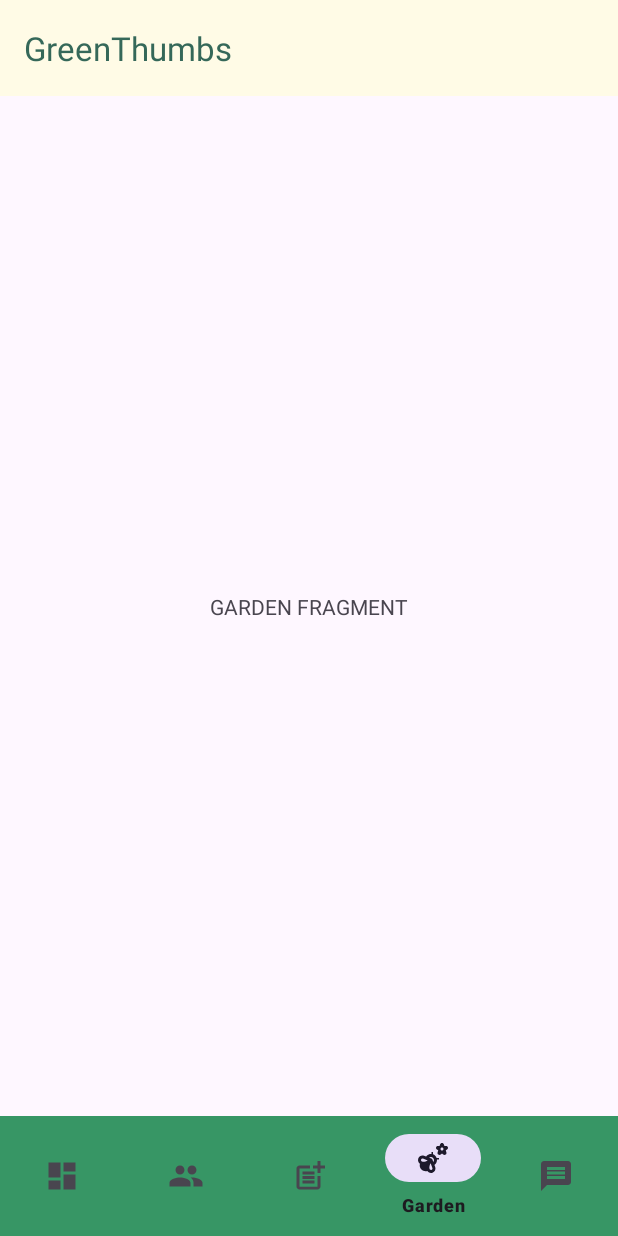
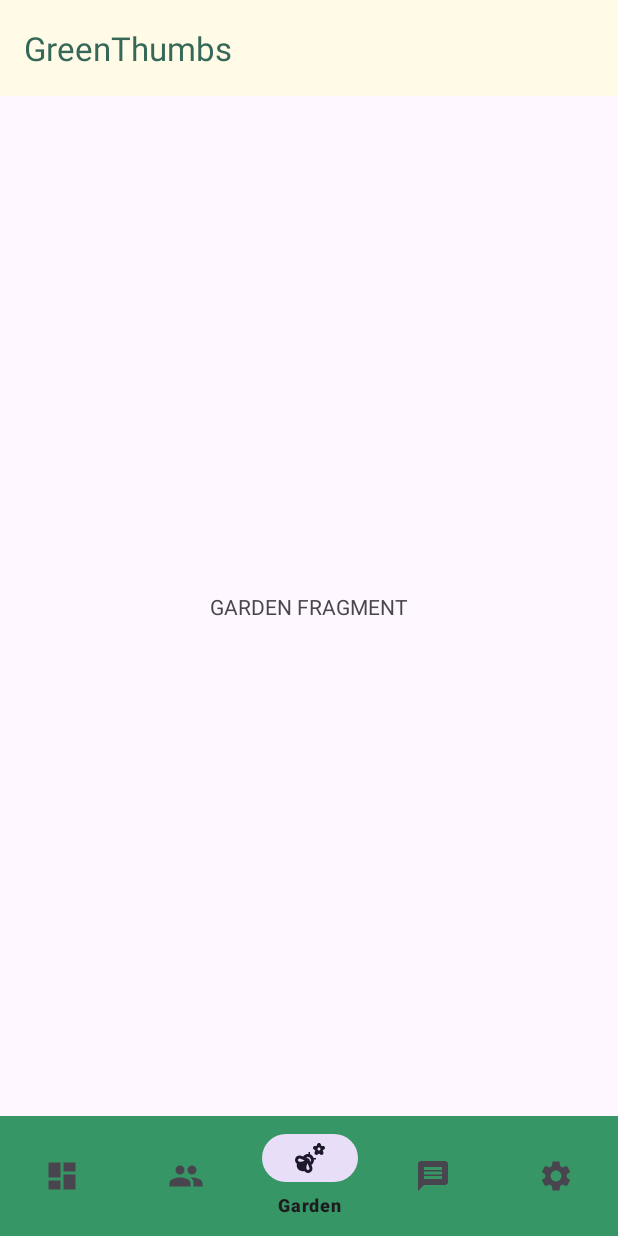
Before and after one commit to CS5520FeinbergFall2023/group-project-group-10, an Android app: the screen it shows after launch (MainActivity), item 5 of the bottom bar chosen, on a phone screen of 412 x 824 dp. Run offline under Robolectric (Android 15) with nearby library versions, the light colour scheme and no system bars.

Commit message:
update firebase dependencies etc in gradle files and update menu bar

```diff
--- a/app/build.gradle.kts
+++ b/app/build.gradle.kts
@@ -36,6 +36,7 @@ dependencies {
 
     implementation("androidx.appcompat:appcompat:1.6.1")
     implementation(platform("com.google.firebase:firebase-bom:32.6.0"))
+    implementation("com.google.firebase:firebase-auth")
     implementation("com.google.firebase:firebase-analytics")
     implementation("com.google.android.material:material:1.10.0")
     implementation("androidx.constraintlayout:constraintlayout:2.1.4")
--- a/app/src/main/java/northeastern/cs5520fa23/greenthumbs/MainActivity.java
+++ b/app/src/main/java/northeastern/cs5520fa23/greenthumbs/MainActivity.java
@@ -48,9 +48,9 @@ public class MainActivity extends AppCompatActivity {
                 } else if (item.getItemId() == R.id.garden_menu_item) {
                     getSupportFragmentManager().beginTransaction().replace(R.id.main_frame, gardenFragment).commit();
                     return true;
-                } else if (item.getItemId() == R.id.create_post_menu_item) {
-                    getSupportFragmentManager().beginTransaction().replace(R.id.main_frame, createPostFragment).commit();
-                    return true;
+                } else if (item.getItemId() == R.id.settings_menu_item) {
+                    //getSupportFragmentManager().beginTransaction().replace(R.id.main_frame, createPostFragment).commit();
+                    //return true;
                 }
 
                 return false;
--- a/app/src/main/res/menu/navbar.xml
+++ b/app/src/main/res/menu/navbar.xml
@@ -12,10 +12,7 @@
         android:title="Social"
         android:icon="@drawable/baseline_people_24"
         android:id="@+id/social_menu_item"/>
-    <item
-        android:title="Create Post"
-        android:id="@+id/create_post_menu_item"
-        android:icon="@drawable/write_post"/>
+
     <item
 
         android:title="Garden"
@@ -27,4 +24,9 @@
         android:icon="@drawable/messages_icon"
         android:id="@+id/messages_menu_item"/>
 
+    <item
+        android:title="Settings"
+        android:id="@+id/settings_menu_item"
+        android:icon="@drawable/baseline_settings_24"/>
+
 </menu>
```
